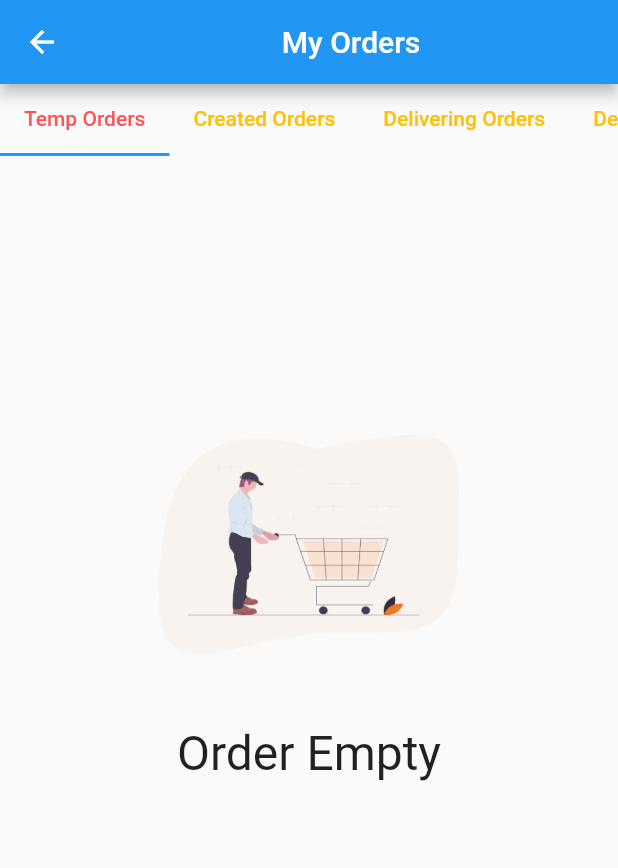
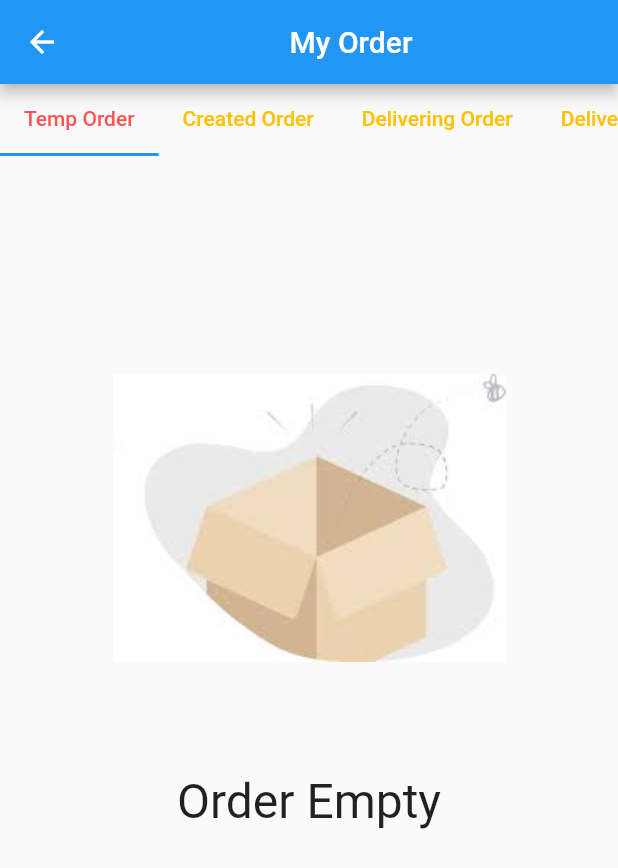
Before and after one commit to xadieukq0397/AppNew, a Flutter app: the OrderView screen opened by its route, on a phone screen of 412 x 824 dp. Shown: the top 868 px of the screen. Run offline on Flutter 3.47's test engine with Material 2 defaults, Android fonts, the phone set to English and light mode, and no system bars; our stand-ins replace flutter_swipe_action_cell, flutter_typeahead, get, google_fonts, sqflite; accounts and stored records are empty; generated files the repository leaves out were written again.

Commit message:
display order screens

```diff
--- a/lib/bindings/use_bindings.dart
+++ b/lib/bindings/use_bindings.dart
@@ -1,20 +1,14 @@
 import 'package:get/get.dart';
 import 'package:responsive_login_ui/controller/cart_controller.dart';
-import 'package:responsive_login_ui/controller/checkout_controller.dart';
 import 'package:responsive_login_ui/data/repository/cart_repo.dart';
-import '../controller/address_controller.dart';
 import '../controller/controller_view_controller.dart';
 import '../controller/order_controller.dart';
-import '../data/repository/address_repo.dart';
 import '../data/repository/order_repo.dart';
 
 void dependencies() {
   Get.lazyPut(() => CartRepo(), fenix: true);
   Get.lazyPut(() => CartController(cartRepo: Get.find()));
-  Get.lazyPut(() => CheckOutController());
   Get.lazyPut(() => OrderRepo(apiGHTK: Get.find()), fenix: true);
   Get.lazyPut(() => OrderController(orderRepo: Get.find()));
   Get.lazyPut(() => ControlViewController());
-  Get.lazyPut(() => AddressRepo(), fenix: true);
-  Get.lazyPut(() => AddressController(addressRepo: Get.find()));
 }
--- a/lib/controller/cart_controller.dart
+++ b/lib/controller/cart_controller.dart
@@ -65,6 +65,7 @@ class CartController extends GetxController {
       productId: product.id,
       orderId: _orderId,
       productName: product.name,
+      productImage: product.image,
       unitPrice: product.price,
       quantity: 1,
       isExisted: 'false',
--- a/lib/controller/order_controller.dart
+++ b/lib/controller/order_controller.dart
@@ -106,7 +106,7 @@ class OrderController extends GetxController {
       phoneCustomer: _phoneCustomer,
       addressCustomer: _addressCustomer,
       transportCode: 123456,
-      statusOrder: "Temporary",
+      statusOrder: "Đơn tạm",
     );
     await orderRepo.createOrderToDB(order: order);
     print("Create order to DB");
--- a/lib/data/model/cart.dart
+++ b/lib/data/model/cart.dart
@@ -6,6 +6,7 @@ class CartField {
     productId,
     orderId,
     productName,
+    productImage,
     unitPrice,
     quantity,
     isExisted,
@@ -14,6 +15,7 @@ class CartField {
   static final String productId = 'productId';
   static final String orderId = 'orderId';
   static final String productName = 'productName';
+  static final String productImage = 'productImage';
   static final String unitPrice = 'unitPrice';
   static final String quantity = 'quantity';
   static final String isExisted = 'isExisted';
@@ -24,6 +26,7 @@ class Cart {
   final String? productId;
   final String? orderId;
   final String? productName;
+  final String? productImage;
   final int? unitPrice;
   int quantity;
   String? isExisted;
@@ -33,6 +36,7 @@ class Cart {
     required this.productId,
     required this.orderId,
     required this.productName,
+    required this.productImage,
     required this.unitPrice,
     required this.quantity,
     required this.isExisted,
@@ -43,6 +47,7 @@ class Cart {
         productId: json['productId'],
         orderId: json['orderId'],
         productName: json['productName'],
+        productImage: json['productImage'],
         unitPrice: json['unitPrice'],
         quantity: json['quantity'],
         isExisted: json['isExisted'],
@@ -52,6 +57,7 @@ class Cart {
         'productId': productId,
         'orderId': orderId,
         'productName': productName,
+        'productImage': productImage,
         'unitPrice': unitPrice,
         'quantity': quantity,
         'isExisted': isExisted,
--- a/lib/data/provider/db/storage_database.dart
+++ b/lib/data/provider/db/storage_database.dart
@@ -37,6 +37,7 @@ class StorageDatabase {
     final transportFee = 'INTERGER NOT NULL';
     final time = 'TEXT NOT NULL';
     final image = 'TEXT NOT NULL';
+    final productImage = 'TEXT NOT NULL';
     final decription = 'TEXT NOT NULL';
     final unitPrice = 'INTERGER NOT NULL';
     final price = 'INTERGER NOT NULL';
@@ -93,6 +94,7 @@ CREATE TABLE $tableCart(
   ${CartField.orderId} $orderId,
   ${CartField.productId} $productId,
   ${CartField.productName} $productName,
+  ${CartField.productImage} $productImage,
   ${CartField.unitPrice} $unitPrice,
   ${CartField.quantity} $quantity,
   ${CartField.isExisted} $isExisted
--- a/lib/l10n/app_en.arb
+++ b/lib/l10n/app_en.arb
@@ -308,8 +308,44 @@
   "@enterPhoneCustomer": {
     "description": "Customer's address in order page"
   },
+  "titleOrder": "My Order",
+  "@titleOrder": {
+    "description": "title order page"
+  },
   "textEmptyOrder": "Order Empty",
   "@textEmptyOrder": {
     "description": "text empty order"
+  },
+  "tempOrder": "Temp Order",
+  "@tempOrder": {
+    "description": "tabbar order"
+  },
+  "createdOrder": "Created Order",
+  "@createdOrder": {
+    "description": "tabbar order"
+  },
+  "deliveringOrder": "Delivering Order",
+  "@deliveringOrder": {
+    "description": "tabbar order"
+  },
+  "deliveredOrder": "Delivered Order",
+  "@deliveredOrder": {
+    "description": "tabbar order"
+  },
+  "textProduct": "product",
+  "@textProduct": {
+    "description": "count product in order"
+  },
+  "textTotalPriceOrder": "Total price order",
+  "@textTotalPriceOrder": {
+    "description": "total price in order page"
+  },
+  "textQuantity": "Quantity",
+  "@textQuantity": {
+    "description": "text of quantity"
+  },
+  "buttonPlaceOrder": "Place an order",
+  "@buttonPlaceOrder": {
+    "description": "button of Place an order"
   }
 }
--- a/lib/routes/routes.dart
+++ b/lib/routes/routes.dart
@@ -40,12 +40,11 @@ class Routes {
     GetPage(name: home, page: () => const HomeView()),
     GetPage(name: cart, page: () => const CartView()),
     GetPage(name: transport, page: () => const SelectTransport()),
-    GetPage(name: delivery, page: () => const AddressCheckOut()),
+    GetPage(name: delivery, page: () => const OrderByView()),
     GetPage(
         name: orderDetail,
         page: () {
           var pageId = Get.parameters['pageId'];
-          print(pageId);
           return OrderDetail(
             pageId: int.parse(pageId!),
           );
--- a/lib/views/order/orders_view.dart
+++ b/lib/views/order/orders_view.dart
@@ -18,25 +18,26 @@ class _OrderViewState extends State<OrderView> with TickerProviderStateMixin {
   Widget build(BuildContext context) {
     Get.find<OrderController>().readAllOrderFromDB();
     List<String> myTabs = [
-      'Temp Orders',
-      'Created Orders',
-      'Delivering Orders',
-      'Delivered Orders'
+      AppLocalizations.of(context)!.tempOrder,
+      AppLocalizations.of(context)!.createdOrder,
+      AppLocalizations.of(context)!.deliveringOrder,
+      AppLocalizations.of(context)!.deliveredOrder,
     ];
-    TabController tabController =
-        TabController(vsync: this, length: myTabs.length);
+    TabController tabController = TabController(
+      vsync: this,
+      length: myTabs.length,
+    );
     var size = Get.size;
     return Scaffold(
       appBar: AppBar(
-        title: const Center(
+        title: Center(
           child: Text(
-            "My Orders",
+            AppLocalizations.of(context)!.titleOrder,
           ),
         ),
         backgroundColor: Colors.blue,
       ),
-      body: SingleChildScrollView(
-        child: SizedBox(
+      body: SizedBox(
         height: Get.size.height,
         child: GetBuilder<OrderController>(
           builder: (orderController) => Column(
@@ -62,6 +63,8 @@ class _OrderViewState extends State<OrderView> with TickerProviderStateMixin {
                 ],
               ),
               Expanded(
+                child: Container(
+                  margin: const EdgeInsets.only(top: 20),
                   child: TabBarView(
                     controller: tabController,
                     children: [
@@ -77,13 +80,16 @@ class _OrderViewState extends State<OrderView> with TickerProviderStateMixin {
                                     onTap: () => Get.toNamed(
                                       Routes.getOrderDetailPage(index),
                                     ),
-                                    child: Container(
-                                      height: 150,
+                                    child: Column(
+                                      children: [
+                                        Container(
+                                          decoration: BoxDecoration(
+                                            borderRadius:
+                                                BorderRadius.circular(10),
                                             color: Colors.white,
-                                      padding: const EdgeInsets.only(
-                                        left: 10,
-                                        top: 10,
                                           ),
+                                          height: 160,
+                                          padding: const EdgeInsets.all(10),
                                           child: Row(
                                             mainAxisAlignment:
                                                 MainAxisAlignment.spaceEvenly,
@@ -106,15 +112,18 @@ class _OrderViewState extends State<OrderView> with TickerProviderStateMixin {
                                                       CrossAxisAlignment.start,
                                                   children: [
                                                     Text(
-                                                  'Customer '
+                                                      '${AppLocalizations.of(context)!.customerTabbar} '
                                                       '${orderController.orders[index].customerName}',
                                                       textDirection:
                                                           TextDirection.ltr,
                                                       style: TextStyle(
-                                                      fontSize: kProductStyle(
-                                                              size * 1.7)
+                                                          fontSize:
+                                                              kProductStyle(
+                                                                      size *
+                                                                          1.7)
                                                                   .fontSize,
-                                                      color: Colors.black87),
+                                                          color:
+                                                              Colors.black87),
                                                     ),
                                                     const SizedBox(
                                                       height: 10,
@@ -125,12 +134,15 @@ class _OrderViewState extends State<OrderView> with TickerProviderStateMixin {
                                                           .format(
                                                         DateTime.parse(
                                                           orderController
-                                                          .orders[index].time!,
+                                                              .orders[index]
+                                                              .time!,
                                                         ),
                                                       ),
                                                       style: TextStyle(
-                                                      fontSize: kProductStyle(
-                                                              size * 1.5)
+                                                          fontSize:
+                                                              kProductStyle(
+                                                                      size *
+                                                                          1.5)
                                                                   .fontSize,
                                                           color: Colors.grey),
                                                     ),
@@ -143,26 +155,26 @@ class _OrderViewState extends State<OrderView> with TickerProviderStateMixin {
                                                               .spaceBetween,
                                                       children: [
                                                         Text(
-                                                      '${orderController.listValuesMapOrder[index]!.length} product',
+                                                          '${orderController.listValuesMapOrder[index]!.length} ${AppLocalizations.of(context)!.textProduct}',
                                                           style: TextStyle(
                                                               fontSize:
                                                                   kProductStyle(
                                                                           size *
                                                                               1.7)
                                                                       .fontSize,
-                                                          color:
-                                                              Colors.black87),
+                                                              color: Colors
+                                                                  .black87),
                                                         ),
                                                         Text(
-                                                      'Total price order ${orderController.orders[index].totalPrice}',
+                                                          '${AppLocalizations.of(context)!.textTotalPriceOrder} ${orderController.orders[index].totalPrice}',
                                                           style: TextStyle(
                                                               fontSize:
                                                                   kProductStyle(
                                                                           size *
                                                                               1.7)
                                                                       .fontSize,
-                                                          color:
-                                                              Colors.black87),
+                                                              color: Colors
+                                                                  .black87),
                                                         ),
                                                       ],
                                                     ),
@@ -172,6 +184,9 @@ class _OrderViewState extends State<OrderView> with TickerProviderStateMixin {
                                             ],
                                           ),
                                         ),
+                                        const SizedBox(height: 20),
+                                      ],
+                                    ),
                                   ),
                                 )
                           : Padding(
@@ -180,9 +195,9 @@ class _OrderViewState extends State<OrderView> with TickerProviderStateMixin {
                                 mainAxisAlignment: MainAxisAlignment.center,
                                 children: [
                                   Image.asset(
-                                    'assets/images/empty_cart.png',
-                                    height: 200,
-                                    width: 200,
+                                    'assets/images/empty_order.png',
+                                    height: 300,
+                                    width: 300,
                                   ),
                                   const SizedBox(height: 20),
                                   Text(
@@ -202,9 +217,9 @@ class _OrderViewState extends State<OrderView> with TickerProviderStateMixin {
                           mainAxisAlignment: MainAxisAlignment.center,
                           children: [
                             Image.asset(
-                              'assets/images/empty_cart.png',
-                              height: 200,
-                              width: 200,
+                              'assets/images/empty_order.png',
+                              height: 300,
+                              width: 300,
                             ),
                             const SizedBox(height: 20),
                             Text(
@@ -223,9 +238,9 @@ class _OrderViewState extends State<OrderView> with TickerProviderStateMixin {
                           mainAxisAlignment: MainAxisAlignment.center,
                           children: [
                             Image.asset(
-                              'assets/images/empty_cart.png',
-                              height: 200,
-                              width: 200,
+                              'assets/images/empty_order.png',
+                              height: 300,
+                              width: 300,
                             ),
                             const SizedBox(height: 20),
                             Text(
@@ -244,9 +259,9 @@ class _OrderViewState extends State<OrderView> with TickerProviderStateMixin {
                           mainAxisAlignment: MainAxisAlignment.center,
                           children: [
                             Image.asset(
-                              'assets/images/empty_cart.png',
-                              height: 200,
-                              width: 200,
+                              'assets/images/empty_order.png',
+                              height: 300,
+                              width: 300,
                             ),
                             const SizedBox(height: 20),
                             Text(
@@ -261,9 +276,9 @@ class _OrderViewState extends State<OrderView> with TickerProviderStateMixin {
                       ),
                     ],
                   ),
+                ),
               )
             ],
-            ),
           ),
         ),
       ),
--- a/lib/views/widgets/select_address.dart
+++ b/lib/views/widgets/select_address.dart
@@ -6,6 +6,9 @@ import '../../controller/address_controller.dart';
 import '../../data/model/district.dart';
 import '../../data/model/province.dart';
 import '../../data/model/ward.dart';
+
+import 'package:responsive_login_ui/bindings/address_bindings.dart'
+    as address_bindings;
 
 class SelectAddress extends StatelessWidget {
   const SelectAddress({
@@ -25,6 +28,7 @@ class SelectAddress extends StatelessWidget {
 
   @override
   Widget build(BuildContext context) {
+    address_bindings.dependencies();
     Get.find<AddressController>().createProvincesToDB();
     return GetBuilder<AddressController>(
       builder: (addressController) => Column(
```
Also changed, not shown: lib/bindings/address_bindings.dart (added, +8 -0 lines), lib/l10n/app_vi.arb (+11 -2 lines), lib/views/cart_view.dart (+17 -41 lines), lib/views/check_out/order_by_view.dart (+17 -17 lines), lib/views/check_out/select_transport_view.dart (+14 -14 lines), lib/views/order/order_detail_view.dart (+61 -56 lines), assets/images/empty_order.png (added). Lines whose indentation alone changed are shown as unchanged.
